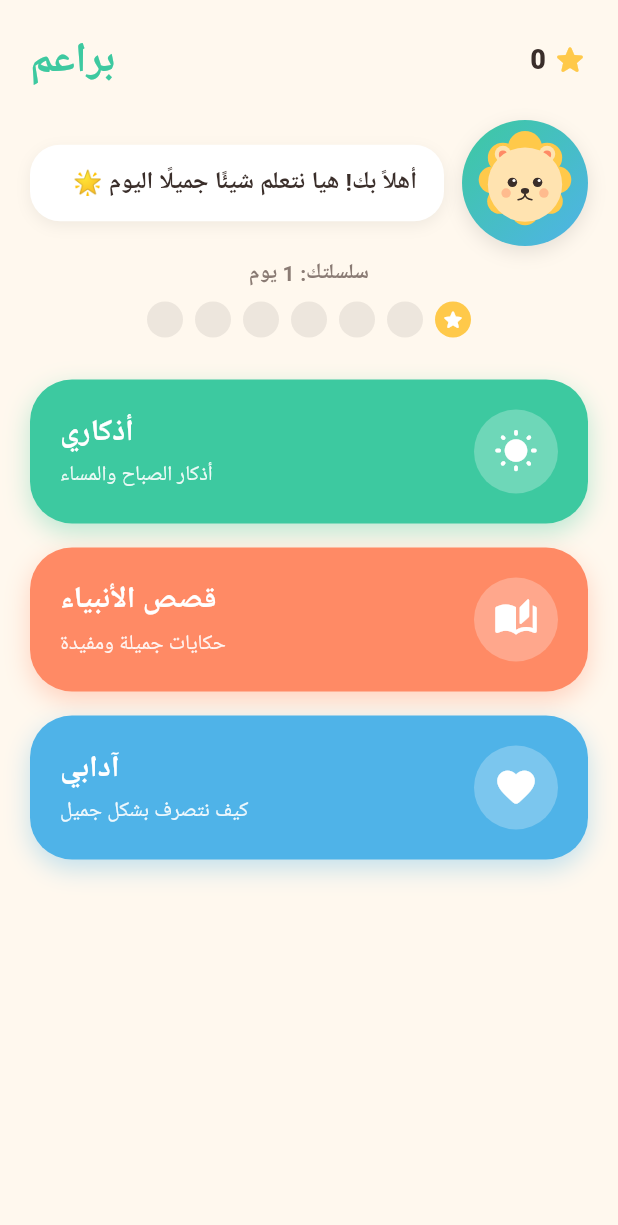
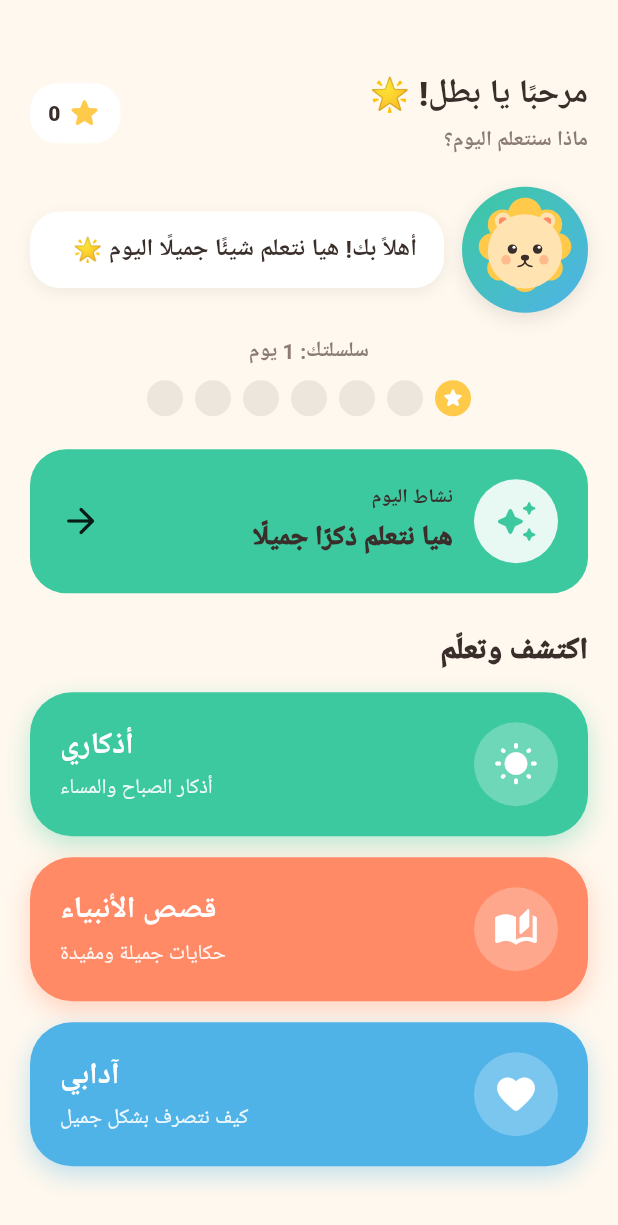
Before and after one commit to bdssmdkacem-dot/Baraem, a Flutter app: the screen it shows after launch, on a phone screen of 412 x 824 dp. Shown: the top 1225 px of the screen. Run offline on Flutter 3.47's test engine with Material 3 defaults, Android fonts, the phone set to English and light mode, and no system bars; our stand-ins replace audioplayers, confetti, flutter_svg, in_app_purchase, shared_preferences; Roboto replaces fonts that are missing (BalooArabic).

Commit message:
feat: build responsive child-focused home experience

```diff
--- a/lib/screens/home_screen.dart
+++ b/lib/screens/home_screen.dart
@@ -1,13 +1,17 @@
 import 'package:flutter/material.dart';
 import 'package:provider/provider.dart';
+
+import '../core/app_scale.dart';
 import '../providers/progress_provider.dart';
 import '../theme/app_colors.dart';
+import '../widgets/daily_activity_card.dart';
+import '../widgets/home_header.dart';
 import '../widgets/mascot_widget.dart';
 import '../widgets/module_card.dart';
 import '../widgets/streak_row.dart';
+import 'adab_screen.dart';
 import 'adkar_screen.dart';
 import 'stories_screen.dart';
-import 'adab_screen.dart';
 
 class HomeScreen extends StatelessWidget {
   const HomeScreen({super.key});
@@ -15,46 +19,29 @@ class HomeScreen extends StatelessWidget {
   @override
   Widget build(BuildContext context) {
     final progress = context.watch<ProgressProvider>();
+    final horizontalPadding = AppScale.horizontalPadding(context);
 
     return Scaffold(
       body: SafeArea(
-        child: Directionality(
-          textDirection: TextDirection.rtl,
+        child: Center(
+          child: ConstrainedBox(
+            constraints: BoxConstraints(maxWidth: AppScale.contentMaxWidth(context)),
             child: SingleChildScrollView(
-            padding: const EdgeInsets.all(20),
+              padding: EdgeInsets.symmetric(horizontal: horizontalPadding, vertical: 20),
               child: Column(
                 crossAxisAlignment: CrossAxisAlignment.stretch,
                 children: [
-                Row(
-                  mainAxisAlignment: MainAxisAlignment.spaceBetween,
-                  children: [
-                    Row(
-                      children: [
-                        const Icon(Icons.star_rounded, color: AppColors.primaryGold),
-                        const SizedBox(width: 4),
-                        Text(
-                          '${progress.stars}',
-                          style: const TextStyle(fontWeight: FontWeight.w800, fontSize: 18),
-                        ),
-                      ],
-                    ),
-                    const Text(
-                      'براعم',
-                      style: TextStyle(
-                        fontSize: 28,
-                        fontWeight: FontWeight.w800,
-                        color: AppColors.primaryMint,
-                      ),
-                    ),
-                  ],
-                ),
+                  HomeHeader(stars: progress.stars),
                   const SizedBox(height: 20),
                   const MascotWidget(
                     message: 'أهلاً بك! هيا نتعلم شيئًا جميلًا اليوم 🌟',
                     imageAsset: 'assets/images/mascot/mascot_lion.svg',
                   ),
-                const SizedBox(height: 8),
-                Column(
+                  const SizedBox(height: 16),
+                  Semantics(
+                    container: true,
+                    label: 'سلسلتك ${progress.streakDays} ${progress.streakDays == 1 ? "يوم" : "أيام"}',
+                    child: Column(
                       children: [
                         Text(
                           'سلسلتك: ${progress.streakDays} ${progress.streakDays == 1 ? "يوم" : "أيام"}',
@@ -64,7 +51,20 @@ class HomeScreen extends StatelessWidget {
                         StreakRow(streakDays: progress.streakDays),
                       ],
                     ),
-                const SizedBox(height: 28),
+                  ),
+                  const SizedBox(height: 22),
+                  DailyActivityCard(
+                    onStart: () => Navigator.of(context).push(
+                      MaterialPageRoute(builder: (_) => const AdkarScreen()),
+                    ),
+                  ),
+                  const SizedBox(height: 24),
+                  const Text(
+                    'اكتشف وتعلّم',
+                    textAlign: TextAlign.right,
+                    style: TextStyle(fontSize: 20, fontWeight: FontWeight.w900),
+                  ),
+                  const SizedBox(height: 12),
                   ModuleCard(
                     title: 'أذكاري',
                     subtitle: 'أذكار الصباح والمساء',
@@ -74,7 +74,7 @@ class HomeScreen extends StatelessWidget {
                       MaterialPageRoute(builder: (_) => const AdkarScreen()),
                     ),
                   ),
-                const SizedBox(height: 16),
+                  const SizedBox(height: 14),
                   ModuleCard(
                     title: 'قصص الأنبياء',
                     subtitle: 'حكايات جميلة ومفيدة',
@@ -84,7 +84,7 @@ class HomeScreen extends StatelessWidget {
                       MaterialPageRoute(builder: (_) => const StoriesScreen()),
                     ),
                   ),
-                const SizedBox(height: 16),
+                  const SizedBox(height: 14),
                   ModuleCard(
                     title: 'آدابي',
                     subtitle: 'كيف نتصرف بشكل جميل',
@@ -99,6 +99,7 @@ class HomeScreen extends StatelessWidget {
             ),
           ),
         ),
+      ),
     );
   }
 }
```
Lines whose indentation alone changed are shown as unchanged.
